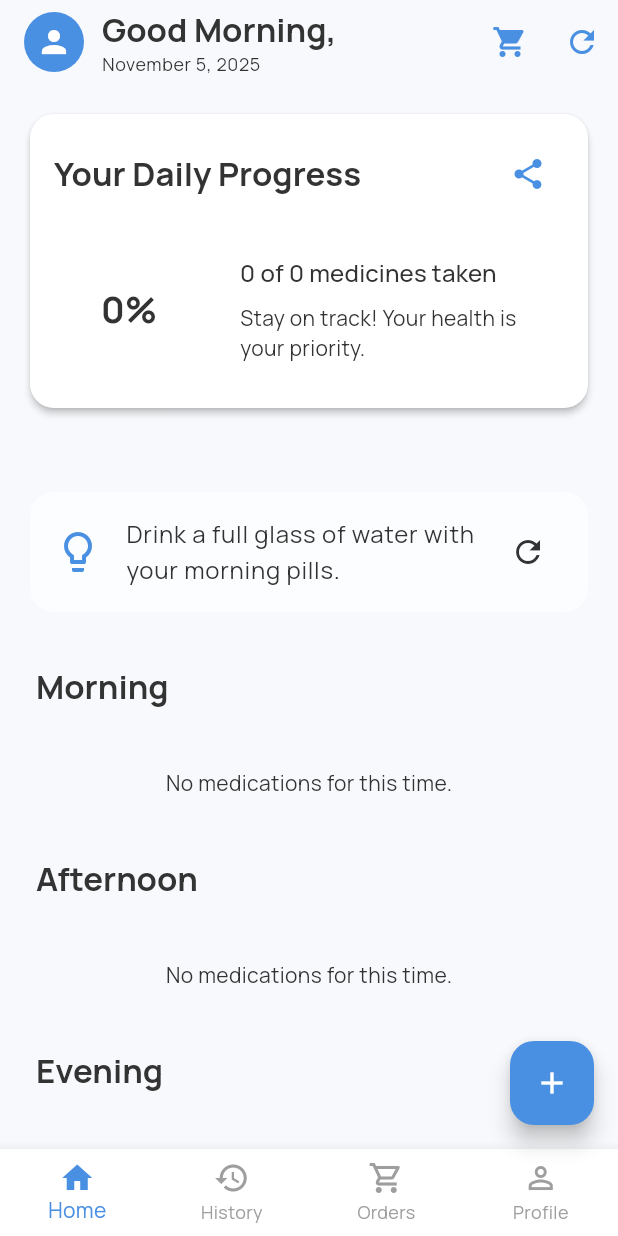
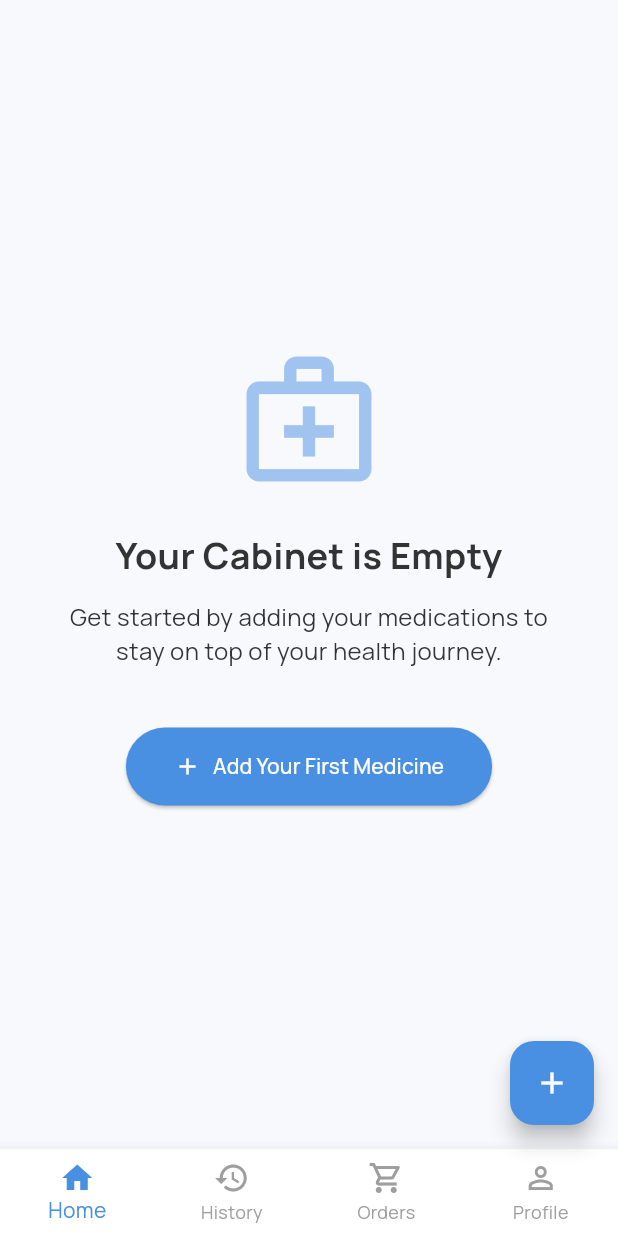
Before and after one commit to PARAMGALHOTRA/temp-medminder-snapshot, a Flutter app: the screen it shows once a user with an empty profile is signed in, on a phone screen of 412 x 824 dp. Run offline on Flutter 3.47's test engine with Material 3 defaults, Android fonts, the phone set to English and light mode, and no system bars; our stand-ins replace cloud_firestore, firebase_auth, firebase_core, firebase_storage, flutter_local_notifications, flutter_slidable and 5 more; missing offline and left inert: firebase_app_check; accounts and stored records are empty.

Commit message:
feat: implement edit/delete functionality and empty state

```diff
--- a/lib/screens/home_screen.dart
+++ b/lib/screens/home_screen.dart
@@ -1,10 +1,14 @@
 import 'package:firebase_auth/firebase_auth.dart';
 import 'package:flutter/material.dart';
+import 'package:flutter_slidable/flutter_slidable.dart';
+import 'package:google_fonts/google_fonts.dart';
 import 'package:intl/intl.dart';
 import 'package:medminder/models/medicine.dart';
+import 'package:medminder/screens/medication_form_screen.dart';
 import 'package:medminder/screens/order_screen.dart';
 import 'package:medminder/services/daily_reset_service.dart';
 import 'package:medminder/services/firestore_service.dart';
+import 'package:medminder/services/notification_service.dart';
 import 'package:medminder/theme/app_theme.dart';
 import 'package:medminder/utils/app_texts.dart';
 import 'package:share_plus/share_plus.dart';
@@ -56,6 +60,35 @@
     );
   }
 
+  Future<void> _deleteMedicine(Medicine medicine) async {
+    if (user == null || medicine.id == null) return;
+
+    final confirm = await showDialog<bool>(
+      context: context,
+      builder: (context) => AlertDialog(
+        title: const Text('Delete Medicine?'),
+        content: Text('Are you sure you want to delete ${medicine.name}? This action cannot be undone.'),
+        actions: [
+          TextButton(onPressed: () => Navigator.of(context).pop(false), child: const Text('Cancel')),
+          TextButton(
+            onPressed: () => Navigator.of(context).pop(true),
+            child: const Text('Delete', style: TextStyle(color: Colors.red)),
+          ),
+        ],
+      ),
+    );
+
+    if (confirm == true) {
+      await FirestoreService.deleteMedicine(user!.uid, medicine.id!);
+      await NotificationService().cancelNotification(medicine.hashCode);
+      if (mounted) {
+        ScaffoldMessenger.of(context).showSnackBar(
+          SnackBar(content: Text('${medicine.name} deleted successfully.')),
+        );
+      }
+    }
+  }
+
   @override
   Widget build(BuildContext context) {
     final theme = Theme.of(context);
@@ -70,6 +103,10 @@
           return Center(child: Text('Error: ${snapshot.error}'));
         }
         final medicines = snapshot.data ?? [];
+
+        if (medicines.isEmpty) {
+          return _buildEmptyState(context, theme);
+        }
 
         final takenMedicines = medicines.where((m) => m.isCompleted).length;
         final progress = medicines.isEmpty ? 0.0 : takenMedicines / medicines.length;
@@ -100,6 +137,57 @@
       },
     );
   }
+
+    Widget _buildEmptyState(BuildContext context, ThemeData theme) {
+    return Center(
+      child: Padding(
+        padding: const EdgeInsets.symmetric(horizontal: 32.0),
+        child: Column(
+          mainAxisAlignment: MainAxisAlignment.center,
+          crossAxisAlignment: CrossAxisAlignment.center,
+          children: [
+            Icon(
+              Icons.medical_services_outlined,
+              size: 100,
+              color: theme.colorScheme.primary.withOpacity(0.5),
+            ),
+            const SizedBox(height: 24),
+            Text(
+              'Your Cabinet is Empty',
+              textAlign: TextAlign.center,
+              style: GoogleFonts.manrope(
+                fontSize: 24,
+                fontWeight: FontWeight.bold,
+                color: theme.textTheme.titleLarge?.color,
+              ),
+            ),
+            const SizedBox(height: 12),
+            Text(
+              'Get started by adding your medications to stay on top of your health journey.',
+              textAlign: TextAlign.center,
+              style: GoogleFonts.manrope(
+                fontSize: 16,
+                color: theme.textTheme.bodyMedium?.color,
+              ),
+            ),
+            const SizedBox(height: 40),
+            ElevatedButton.icon(
+              icon: const Icon(Icons.add),
+              label: const Text('Add Your First Medicine'),
+              onPressed: () => Navigator.of(context).push(
+                MaterialPageRoute(builder: (context) => const MedicationFormScreen()),
+              ),
+              style: ElevatedButton.styleFrom(
+                padding: const EdgeInsets.symmetric(horizontal: 32, vertical: 16),
+                shape: RoundedRectangleBorder(borderRadius: BorderRadius.circular(30)),
+              ),
+            ),
+          ],
+        ),
+      ),
+    );
+  }
+
 
   SliverAppBar _buildAppBar(ThemeData theme, BuildContext context) {
     return SliverAppBar(
@@ -345,11 +433,40 @@
   Widget _buildMedicineCard(ThemeData theme, Medicine medicine) {
     final bool isSkipped = !medicine.isCompleted && (medicine.nextDose?.isBefore(DateTime.now()) ?? false);
 
-    return Card(
+    return Slidable(
+      key: ValueKey(medicine.id),
+      startActionPane: ActionPane(
+        motion: const DrawerMotion(),
+        children: [
+          SlidableAction(
+            onPressed: (_) => _deleteMedicine(medicine),
+            backgroundColor: Colors.red,
+            foregroundColor: Colors.white,
+            icon: Icons.delete,
+            label: 'Delete',
+          ),
+          SlidableAction(
+            onPressed: (_) {
+              Navigator.of(context).push(
+                MaterialPageRoute(
+                  builder: (context) => MedicationFormScreen(medicine: medicine),
+                ),
+              );
+            },
+            backgroundColor: theme.colorScheme.primary,
+            foregroundColor: Colors.white,
+            icon: Icons.edit,
+            label: 'Edit',
+          ),
+        ],
+      ),
+      child: Card(
         elevation: 1,
         margin: const EdgeInsets.symmetric(vertical: 6, horizontal: 8),
         shape: RoundedRectangleBorder(borderRadius: BorderRadius.circular(16)),
-      color: medicine.isCompleted ? AppTheme.accentGreen.withAlpha(30) : (isSkipped ? AppTheme.errorLight.withAlpha(50) : theme.cardColor),
+        color: medicine.isCompleted
+            ? AppTheme.accentGreen.withAlpha(30)
+            : (isSkipped ? AppTheme.errorLight.withAlpha(50) : theme.cardColor),
         child: Padding(
           padding: const EdgeInsets.all(16.0),
           child: Row(
@@ -388,6 +505,7 @@
             ],
           ),
         ),
+      ),
     );
   }
 
```
Also changed, not shown: lib/services/firestore_service.dart (+9 -0 lines), assets/images/logo.png. Lines whose indentation alone changed are shown as unchanged.
